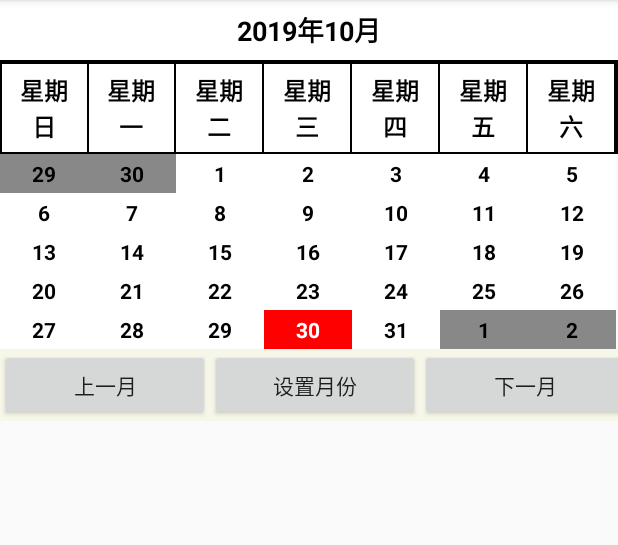
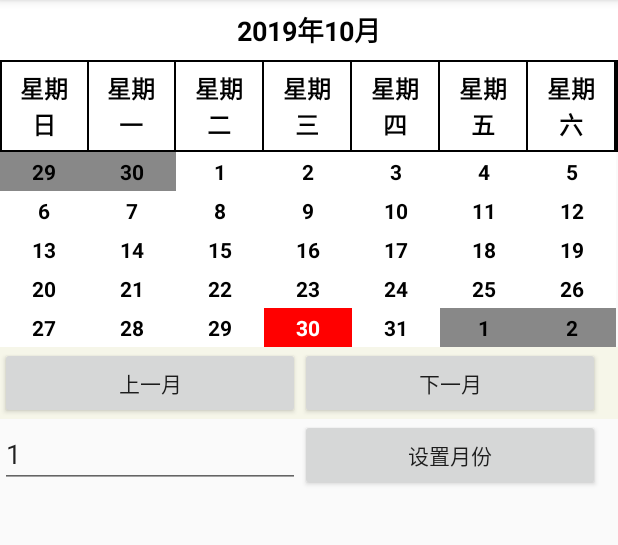
Before and after one commit to wanchuanyue/MyCalender2, an Android app: the screen it shows after launch (MainActivity), on a phone screen of 412 x 824 dp, the part 84-629 px from its top. Run offline under Robolectric (Android 15) with nearby library versions, the phone set to English and light mode, and no system bars.

Commit message:
添加修改月份

```diff
--- a/app/src/main/java/com/example/mycalender2/MainActivity.java
+++ b/app/src/main/java/com/example/mycalender2/MainActivity.java
@@ -7,6 +7,7 @@ import android.content.DialogInterface;
 import android.content.Intent;
 import android.os.Bundle;
 import android.view.View;
+import android.widget.Button;
 import android.widget.EditText;
 import android.widget.GridView;
 import android.widget.TextView;
@@ -21,10 +22,11 @@ import java.util.Locale;
 public class MainActivity extends AppCompatActivity {
 
     private TextView nowdate;
-    private TextView preMonth;
-    private TextView nextMonth;
+    private Button preMonth;
+    private Button nextMonth;
     private GridView gv;
-    private TextView setMonth;
+    private Button setMonth;
+    private EditText newMonth;
 
 
     @Override
@@ -37,10 +39,11 @@ public class MainActivity extends AppCompatActivity {
 
     private void initView() {
         nowdate = (TextView) findViewById(R.id.nowdate);
-        preMonth = (TextView) findViewById(R.id.preMonth);
-        nextMonth = (TextView) findViewById(R.id.nextMonth);
+        preMonth = (Button) findViewById(R.id.preMonth);
+        nextMonth = (Button) findViewById(R.id.nextMonth);
         gv = (GridView) findViewById(R.id.gv);
-        setMonth = (TextView) findViewById(R.id.setMonth);
+        setMonth = (Button) findViewById(R.id.setMonth);
+        newMonth = (EditText) findViewById(R.id.newMonth);
 
         initAdapter();
     }
@@ -78,15 +81,12 @@ public class MainActivity extends AppCompatActivity {
             final String[] Month = new String[]{"一月","二月","三月"};
             @Override
             public void onClick(View v) {
-                //calendar.set(Calendar.MONTH, calendar.get(Calendar.MONTH) + 1);
-                AlertDialog.Builder builder = new AlertDialog.Builder(MainActivity.this);
-                builder.setTitle("设置月份");
-                builder.setView(R.layout.set_time);
-
-
-                builder.show();
-
-                updateAdapter(calendar, dataList, adapter);
+                int s = Integer.parseInt(newMonth.getText().toString());
+                if (s>0&&s<13)
+                {
+                    calendar.set(Calendar.MONTH, s-1);//1月是0
+                    updateAdapter(calendar, dataList, adapter);
+                }
             }
         });
     }
--- /dev/null
+++ b/app/src/main/java/com/example/mycalender2/SetMonth.java
@@ -0,0 +1,4 @@
+package com.example.mycalender2;
+
+public class SetMonth {
+}
--- a/app/src/main/res/layout/activity_main.xml
+++ b/app/src/main/res/layout/activity_main.xml
@@ -14,11 +14,6 @@
         android:background="#fff"
         android:layout_width="match_parent"
         android:layout_height="40dp" />
-
-    <TextView
-        android:layout_width="match_parent"
-        android:background="#000"
-        android:layout_height="1dp" />
 
     <LinearLayout
         android:background="#000"
@@ -134,24 +129,40 @@
 
         <Button
             android:id="@+id/preMonth"
-            android:layout_width="140dp"
+            android:layout_width="200dp"
             android:layout_height="wrap_content"
+            android:onClick="preMonth"
             android:text="上一月" />
 
         <Button
-            android:id="@+id/setMonth"
-            android:layout_width="140dp"
+            android:id="@+id/nextMonth"
+            android:layout_width="200dp"
             android:layout_height="wrap_content"
-            android:text="设置月份" />
-
-        <Button
-            android:id="@+id/nextMonth"
-            android:layout_width="140dp"
-            android:layout_height="wrap_content"
+            android:onClick="nextMonth"
             android:text="下一月" />
     </LinearLayout>
 
+    <LinearLayout
+        android:layout_width="match_parent"
+        android:layout_height="match_parent"
+        android:orientation="horizontal">
 
+        <EditText
+            android:id="@+id/newMonth"
+            android:layout_width="200dp"
+            android:layout_height="wrap_content"
+            android:ems="2"
+            android:inputType="number"
+            android:text="1" />
+
+
+        <Button
+            android:id="@+id/setMonth"
+            android:layout_width="200dp"
+            android:layout_height="wrap_content"
+            android:onClick="setMonth"
+            android:text="设置月份" />
+    </LinearLayout>
 
 
 </LinearLayout>
```
